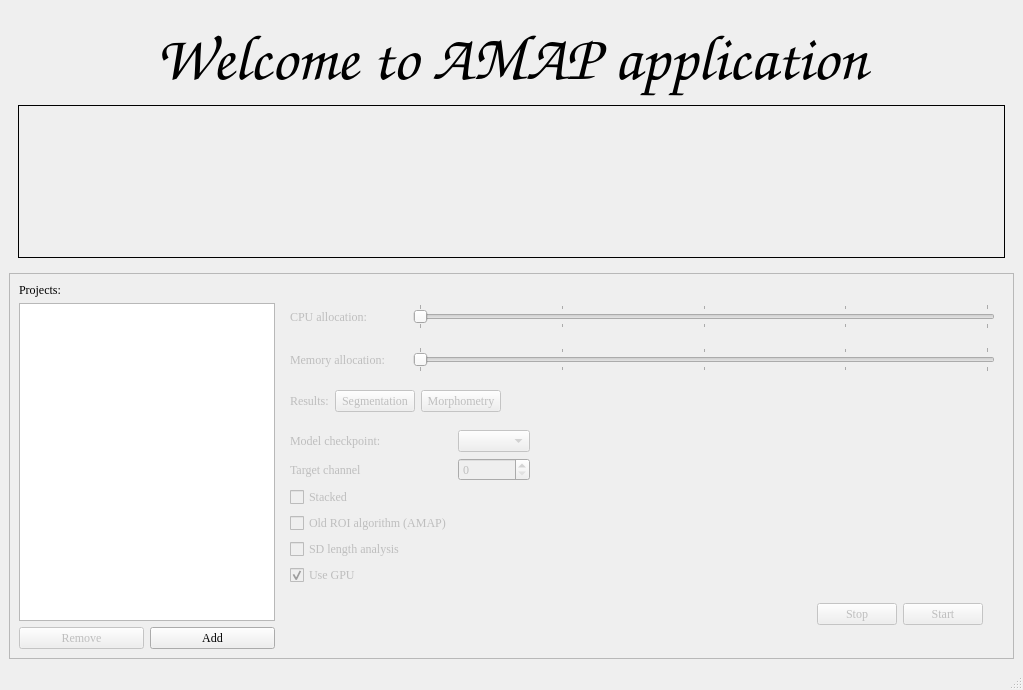
Before: the Qt Designer form src/ui/main_window.ui in platonic-realm/amap-app, drawn with Qt 5.
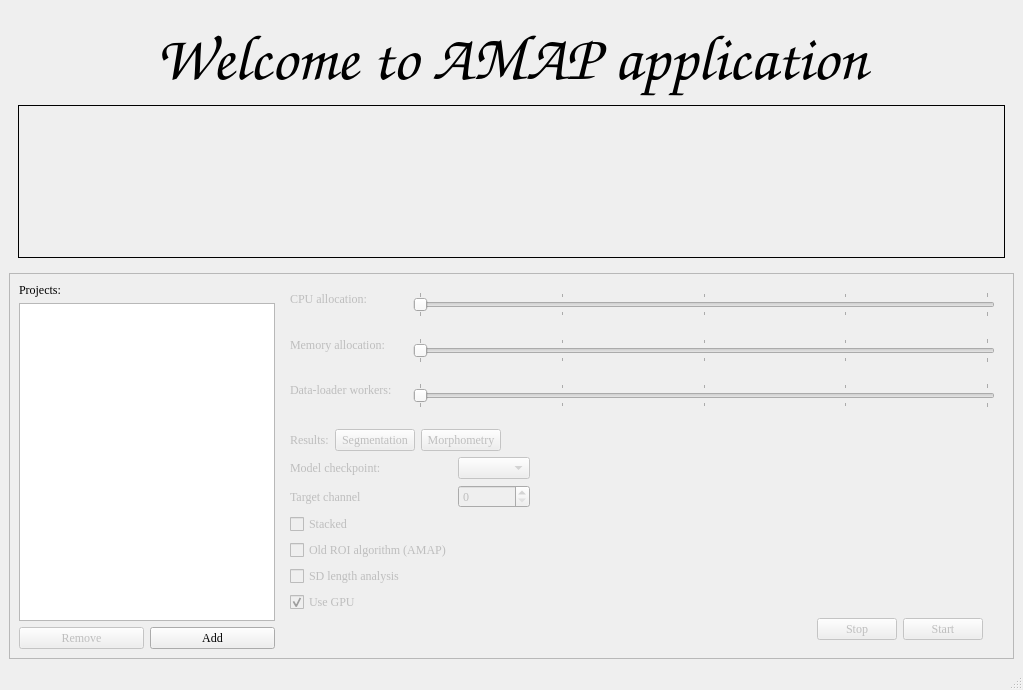
After: the same form once the commit is applied. Icons and pictures are not drawn.

Commit message: Improve resource sliders and add data-loader workers control

```diff
--- a/src/ui/main_window.ui
+++ b/src/ui/main_window.ui
@@ -184,7 +184,47 @@
             <property name="spacing">
              <number>6</number>
             </property>
-            <item row="0" column="1" colspan="4">
+            <item row="0" column="0">
+             <layout class="QVBoxLayout" name="vbox_cpu_label">
+              <property name="spacing">
+               <number>0</number>
+              </property>
+              <item>
+               <widget class="QLabel" name="label_cpu_allocation">
+                <property name="enabled">
+                 <bool>false</bool>
+                </property>
+                <property name="text">
+                 <string>CPU allocation:</string>
+                </property>
+               </widget>
+              </item>
+              <item>
+               <widget class="QLabel" name="label_cpu_value">
+                <property name="enabled">
+                 <bool>false</bool>
+                </property>
+                <property name="text">
+                 <string/>
+                </property>
+               </widget>
+              </item>
+              <item>
+               <spacer name="spacer_cpu_label">
+                <property name="orientation">
+                 <enum>Qt::Orientation::Vertical</enum>
+                </property>
+                <property name="sizeHint" stdset="0">
+                 <size>
+                  <width>0</width>
+                  <height>0</height>
+                 </size>
+                </property>
+               </spacer>
+              </item>
+             </layout>
+            </item>
+            <item row="0" column="1" colspan="4" alignment="Qt::AlignTop">
              <widget class="QSlider" name="slider_cpu_allocation">
               <property name="enabled">
                <bool>false</bool>
@@ -206,7 +246,47 @@
               </property>
              </widget>
             </item>
-            <item row="2" column="1" colspan="4">
+            <item row="2" column="0">
+             <layout class="QVBoxLayout" name="vbox_mem_label">
+              <property name="spacing">
+               <number>0</number>
+              </property>
+              <item>
+               <widget class="QLabel" name="label_mem_allocation">
+                <property name="enabled">
+                 <bool>false</bool>
+                </property>
+                <property name="text">
+                 <string>Memory allocation:</string>
+                </property>
+               </widget>
+              </item>
+              <item>
+               <widget class="QLabel" name="label_mem_value">
+                <property name="enabled">
+                 <bool>false</bool>
+                </property>
+                <property name="text">
+                 <string/>
+                </property>
+               </widget>
+              </item>
+              <item>
+               <spacer name="spacer_mem_label">
+                <property name="orientation">
+                 <enum>Qt::Orientation::Vertical</enum>
+                </property>
+                <property name="sizeHint" stdset="0">
+                 <size>
+                  <width>0</width>
+                  <height>0</height>
+                 </size>
+                </property>
+               </spacer>
+              </item>
+             </layout>
+            </item>
+            <item row="2" column="1" colspan="4" alignment="Qt::AlignTop">
              <widget class="QSlider" name="slider_mem_allocation">
               <property name="enabled">
                <bool>false</bool>
@@ -228,7 +308,69 @@
               </property>
              </widget>
             </item>
-             <item row="4" column="0" colspan="2">
+            <item row="3" column="0">
+             <layout class="QVBoxLayout" name="vbox_workers_label">
+              <property name="spacing">
+               <number>0</number>
+              </property>
+              <item>
+               <widget class="QLabel" name="label_workers">
+                <property name="enabled">
+                 <bool>false</bool>
+                </property>
+                <property name="text">
+                 <string>Data-loader workers:</string>
+                </property>
+               </widget>
+              </item>
+              <item>
+               <widget class="QLabel" name="label_workers_value">
+                <property name="enabled">
+                 <bool>false</bool>
+                </property>
+                <property name="text">
+                 <string/>
+                </property>
+               </widget>
+              </item>
+              <item>
+               <spacer name="spacer_workers_label">
+                <property name="orientation">
+                 <enum>Qt::Orientation::Vertical</enum>
+                </property>
+                <property name="sizeHint" stdset="0">
+                 <size>
+                  <width>0</width>
+                  <height>0</height>
+                 </size>
+                </property>
+               </spacer>
+              </item>
+             </layout>
+            </item>
+            <item row="3" column="1" colspan="4" alignment="Qt::AlignTop">
+             <widget class="QSlider" name="slider_workers">
+              <property name="enabled">
+               <bool>false</bool>
+              </property>
+              <property name="maximum">
+               <number>4</number>
+              </property>
+              <property name="value">
+               <number>0</number>
+              </property>
+              <property name="sliderPosition">
+               <number>0</number>
+              </property>
+              <property name="orientation">
+               <enum>Qt::Orientation::Horizontal</enum>
+              </property>
+              <property name="tickPosition">
+               <enum>QSlider::TickPosition::TicksBothSides</enum>
+              </property>
+             </widget>
+            </item>
+             <item row="5" column="0" colspan="2">
               <layout class="QGridLayout" name="grid_configs">
                <item row="0" column="0">
                 <widget class="QLabel" name="label_checkpoint">
@@ -312,7 +454,7 @@
                </item>
               </layout>
             </item>
-            <item row="3" column="0" colspan="5">
+            <item row="4" column="0" colspan="5">
              <layout class="QHBoxLayout" name="horizontal_result">
               <item>
                <widget class="QLabel" name="label_results">
@@ -362,17 +504,7 @@
               </item>
              </layout>
             </item>
-            <item row="0" column="0">
-             <widget class="QLabel" name="label_cpu_allocation">
-              <property name="enabled">
-               <bool>false</bool>
-              </property>
-              <property name="text">
-               <string>CPU allocation:</string>
-              </property>
-             </widget>
-            </item>
-            <item row="5" column="2">
+            <item row="6" column="2">
              <layout class="QHBoxLayout" name="horizontal_stop_start">
               <item>
                <spacer name="horizontalSpacer_3">
@@ -409,17 +541,7 @@
               </item>
              </layout>
             </item>
-            <item row="2" column="0">
-             <widget class="QLabel" name="label_mem_allocation">
-              <property name="enabled">
-               <bool>false</bool>
-              </property>
-              <property name="text">
-               <string>Memory allocation:</string>
-              </property>
-             </widget>
-            </item>
-            <item row="4" column="2">
+            <item row="5" column="2">
              <spacer name="horizontalSpacer">
               <property name="orientation">
                <enum>Qt::Orientation::Horizontal</enum>
```
The commit also changes 4 other files.
